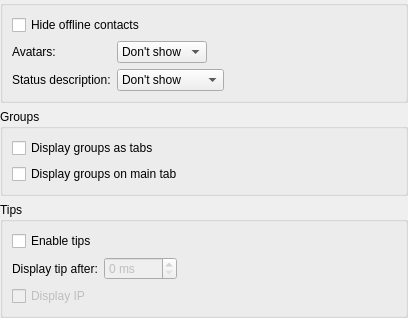
Above: src/widgets/settingpages/RosterSettings.ui from KittyIM/Client before the change. Below: the same form after it.
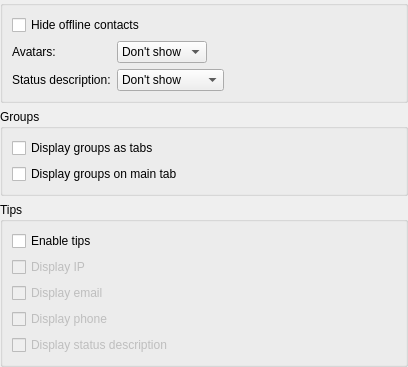
That is the form after the change. Custom widgets are drawn as their Qt base class.

Commit message: RosterHeader now changes description. Added ContactWindow summary also phones and emails. Added additional roster tip settings. Added "description on right side" roster option.

```diff
--- a/src/widgets/settingpages/RosterSettings.ui
+++ b/src/widgets/settingpages/RosterSettings.ui
@@ -7,7 +7,7 @@
     <x>0</x>
     <y>0</y>
     <width>408</width>
-    <height>285</height>
+    <height>328</height>
    </rect>
   </property>
   <property name="windowTitle">
@@ -126,13 +126,6 @@
       <property name="fieldGrowthPolicy">
        <enum>QFormLayout::ExpandingFieldsGrow</enum>
       </property>
-      <item row="1" column="0">
-       <widget class="QLabel" name="tipDelayLabel">
-        <property name="text">
-         <string>Display tip after:</string>
-        </property>
-       </widget>
-      </item>
       <item row="0" column="0" colspan="2">
        <widget class="QCheckBox" name="tipsCheckBox">
         <property name="text">
@@ -140,7 +133,7 @@
         </property>
        </widget>
       </item>
-      <item row="2" column="0" colspan="2">
+      <item row="1" column="0" colspan="2">
        <widget class="QCheckBox" name="displayTipsIPCheckBox">
         <property name="enabled">
          <bool>false</bool>
@@ -150,16 +143,33 @@
         </property>
        </widget>
       </item>
-      <item row="1" column="1">
-       <widget class="QSpinBox" name="tipDelaySpinBox">
+      <item row="2" column="0">
+       <widget class="QCheckBox" name="displayTipsEmailCheckBox">
         <property name="enabled">
          <bool>false</bool>
         </property>
-        <property name="suffix">
-         <string> ms</string>
+        <property name="text">
+         <string>Display email</string>
         </property>
-        <property name="maximum">
-         <number>2000</number>
+       </widget>
+      </item>
+      <item row="3" column="0">
+       <widget class="QCheckBox" name="displayTipsPhoneCheckBox">
+        <property name="enabled">
+         <bool>false</bool>
+        </property>
+        <property name="text">
+         <string>Display phone</string>
+        </property>
+       </widget>
+      </item>
+      <item row="4" column="0">
+       <widget class="QCheckBox" name="displayTipsDescriptionCheckBox">
+        <property name="enabled">
+         <bool>false</bool>
+        </property>
+        <property name="text">
+         <string>Display status description</string>
         </property>
        </widget>
       </item>
```
Left out of the diff: 80 changed lines with no effect on the pictures. The commit also changes 26 other files.
